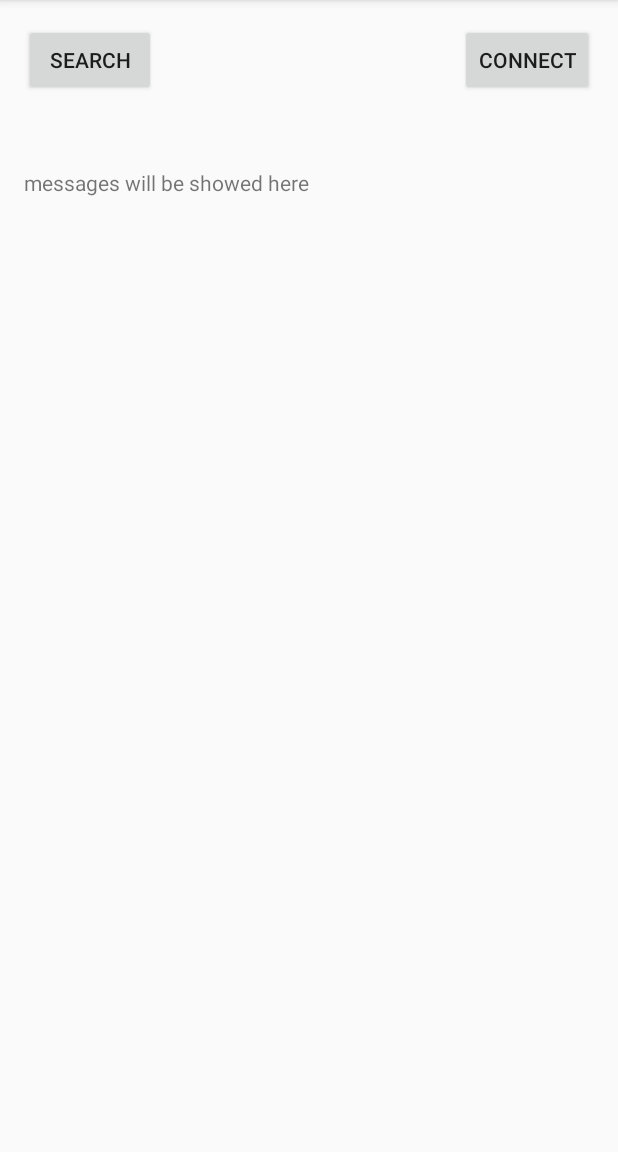
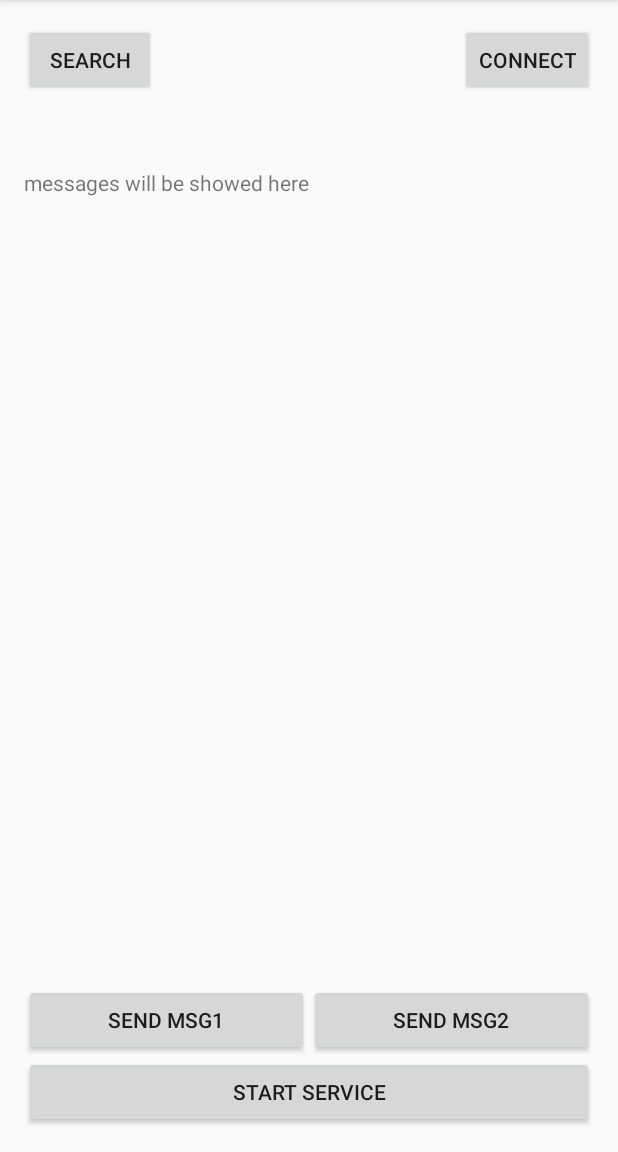
Before and after one commit to manuelgr0/DS_Project4, an Android app: the screen it shows after launch (MainActivity), on a phone screen of 412 x 824 dp, the part 84-1236 px from its top. Run offline under Robolectric (Android 15) with nearby library versions, the phone set to English and light mode, and no system bars.

Commit message:
The service should now be able to receive messages, sending them is still missing. I haven't testes it from another app yet, so I don't really know whether IPC works or not.

```diff
--- a/API/WDMF_API/app/src/main/AndroidManifest.xml
+++ b/API/WDMF_API/app/src/main/AndroidManifest.xml
@@ -36,7 +36,8 @@
         <service
             android:name=".MainService"
             android:enabled="true"
-            android:exported="true"></service>
+            android:exported="true"
+            android:label="WiFi Direct Message Flooding Service" ></service>
     </application>
 
 </manifest>
--- a/API/WDMF_API/app/src/main/java/ch/ethz/inf/vs/a4/wdmf_api/MainActivity.java
+++ b/API/WDMF_API/app/src/main/java/ch/ethz/inf/vs/a4/wdmf_api/MainActivity.java
@@ -1,7 +1,9 @@
 package ch.ethz.inf.vs.a4.wdmf_api;
 
 import android.content.BroadcastReceiver;
+import android.content.ComponentName;
 import android.content.Context;
+import android.content.Intent;
 import android.content.IntentFilter;
 import android.net.wifi.WpsInfo;
 import android.net.wifi.p2p.WifiP2pConfig;
@@ -31,7 +33,12 @@ public class MainActivity extends AppCompatActivity implements WifiP2pManager.Co
     static final int SERVER_PORT = 4545;
     public static final int MESSAGE_READ = 0x400 + 1;
     public static final int MY_HANDLE = 0x400 + 2;
-
+    private final WDMF_Connector connector = new WDMF_Connector(this) {
+        @Override
+        public void onReceiveMessage() {
+            // Do nothing for now, calling it is not implemented yet anyway
+        }
+    };
     @Override
     protected void onCreate(Bundle savedInstanceState) {
         super.onCreate(savedInstanceState);
@@ -62,6 +69,41 @@ public class MainActivity extends AppCompatActivity implements WifiP2pManager.Co
                 connectPeers();
             }
         });
+
+
+        // SEND MSG TO SERVICE TESTER //
+
+        final Button btn = (Button) findViewById(R.id.startService);
+        btn.setOnClickListener(new View.OnClickListener() {
+            boolean on = false;
+            @Override
+            public void onClick(View v) {
+                if (on) {
+                    stopWDMFAPI();
+                    btn.setText("Start Service");
+                } else {
+                    startWDMFAPI();
+                    btn.setText("Stop Service");
+                }
+                on = !on;
+            }
+        });
+
+        Button btn_send1 = (Button) findViewById(R.id.send1);
+        btn_send1.setOnClickListener(new View.OnClickListener() {
+            @Override
+            public void onClick(View v) {
+                connector.broadcastMessage(new byte[]{1,2,3});
+            }
+        });
+        Button btn_send2 = (Button) findViewById(R.id.send2);
+        btn_send2.setOnClickListener(new View.OnClickListener() {
+            @Override
+            public void onClick(View v) {
+                connector.broadcastMessage(new byte[]{-1,-2,-3});
+            }
+        });
+
     }
 
     /* register the broadcast receiver with the intent values to be matched */
@@ -91,7 +133,14 @@ public class MainActivity extends AppCompatActivity implements WifiP2pManager.Co
                 }
             });
         }
+        connector.disconnectFromWDMF();
         super.onStop();
+    }
+
+    @Override
+    protected void onStart() {
+        connector.connectToWDMF();
+        super.onStart();
     }
 
     void discoverPeers() {
@@ -190,4 +239,18 @@ public class MainActivity extends AppCompatActivity implements WifiP2pManager.Co
     void setPeersList(ArrayList<WifiP2pDevice> a) {
         this.peers_list = a;
     }
+
+    void startWDMFAPI(){
+        Intent i = new Intent();
+        i.setComponent(new ComponentName("ch.ethz.inf.vs.a4.wdmf_api", "ch.ethz.inf.vs.a4.wdmf_api.MainService"));
+        //ComponentName c = startService(i);
+        startService(i);
+    }
+
+    void stopWDMFAPI(){
+        Intent i = new Intent();
+        i.setComponent(new ComponentName("ch.ethz.inf.vs.a4.wdmf_api", "ch.ethz.inf.vs.a4.wdmf_api.MainService"));
+        stopService(i);
+    }
+
 }
--- a/API/WDMF_API/app/src/main/java/ch/ethz/inf/vs/a4/wdmf_api/MainService.java
+++ b/API/WDMF_API/app/src/main/java/ch/ethz/inf/vs/a4/wdmf_api/MainService.java
@@ -48,8 +48,9 @@ public class MainService extends Service {
     class IncomingHandler extends Handler {
         @Override
         public void handleMessage(Message msg) {
+            Log.d("Main Service", "Service got a message");
             switch (msg.what) {
-                case IPC_MSG_SEND_SINGLE_MESSAGE:
+                case WDMF_Connector.IPC_MSG_SEND_SINGLE_MESSAGE:
                     if( (msg.obj instanceof byte[])) {
                         buffer.addLocalMessage((byte[])msg.obj);
                         localDataChanged();
@@ -58,7 +59,7 @@ public class MainService extends Service {
                         Log.d("MainService", "Error: we got a command to send out a message but no message was provided.");
                     }
                     break;
-                case IPC_MSG_SEND_MESSAGE_LIST:
+                case WDMF_Connector.IPC_MSG_SEND_MESSAGE_LIST:
                     if( (msg.obj instanceof ArrayList<?>)) {
                         ArrayList<byte[]> list = (ArrayList<byte[]>)msg.obj;
                         if(!list.isEmpty() && list.get(0) instanceof byte[]){
--- a/API/WDMF_API/app/src/main/java/ch/ethz/inf/vs/a4/wdmf_api/MessageBuffer.java
+++ b/API/WDMF_API/app/src/main/java/ch/ethz/inf/vs/a4/wdmf_api/MessageBuffer.java
@@ -1,5 +1,7 @@
 package ch.ethz.inf.vs.a4.wdmf_api;
 
+
+import android.util.Log;
 
 import java.lang.reflect.Array;
 import java.nio.charset.Charset;
@@ -32,6 +34,7 @@ final public class MessageBuffer {
 
     // For messages with a local origin, we don't know the seq_nr yet
     public void addLocalMessage(byte[] msg){
+        Log.d("Message Buffer", "Message buffer stores data:\n" + Arrays.toString(msg));
         EnumeratedMessage em = new EnumeratedMessage(msg, seq_nr, owner);
         if(memory_space < em.size() ) {
             makeSpace(em.size());
--- a/API/WDMF_API/app/src/main/java/ch/ethz/inf/vs/a4/wdmf_api/WDMF_Connector.java
+++ b/API/WDMF_API/app/src/main/java/ch/ethz/inf/vs/a4/wdmf_api/WDMF_Connector.java
@@ -40,26 +40,27 @@ public abstract class WDMF_Connector {
     // IMPLEMENTATION
 
     Messenger sendingMessenger = null;
-    /** Flag indicating whether we have called bind on the service. */
+    Activity surroundingActivity;
     boolean bound;
 
-    public WDMF_Connector(){
-
+    //  Constructor, takes an Activity as parameter since it will be used later
+    public WDMF_Connector(Activity a){
+        surroundingActivity = a;
     }
 
     // Call in onStart of Activity
-    // TODO: Discuess how this could be improved, can we gat an Activity in another way? Extending Activity seems to be a bad idea.
-    public void connectToWDMF(Activity a) {
+    public void connectToWDMF() {
         // Bind to the service
-        a.bindService(new Intent(a, MainService.class), mConnection,
+        surroundingActivity.bindService(new Intent(surroundingActivity, MainService.class), mConnection,
                 Context.BIND_AUTO_CREATE);
+        bound = true;
     }
 
     // Call in onStop of Activity
     public void disconnectFromWDMF() {
         // Unbind from the service
         if (bound) {
-            a.unbindService(mConnection);
+            surroundingActivity.unbindService(mConnection);
             bound = false;
         }
     }
@@ -67,11 +68,11 @@ public abstract class WDMF_Connector {
     // Returns false in case something went wrong
     public boolean broadcastMessage(byte[] data) {
         if (!bound) {
-            Log.d("WDMF_Connector", "Error: The WDMF is not bound but a message wants to be broadcastet.");
+            Log.d("WDMF_Connector", "Error: The WDMF is not bound but a message wants to be broadcasted.");
             // TODO: retry
             return false;
         }
-
+        Log.d("WDMF_Connector", "broadcast message.");
         // Copy data
         byte[] dataCopy = Arrays.copyOfRange(data, 0, data.length);
 
--- a/API/WDMF_API/app/src/main/res/layout/activity_main.xml
+++ b/API/WDMF_API/app/src/main/res/layout/activity_main.xml
@@ -1,5 +1,6 @@
 <?xml version="1.0" encoding="utf-8"?>
 <RelativeLayout xmlns:android="http://schemas.android.com/apk/res/android"
+    xmlns:app="WiFi Direct Message Flooding API"
     xmlns:tools="http://schemas.android.com/tools"
     android:id="@+id/activity_main"
     android:layout_width="match_parent"
@@ -49,4 +50,32 @@
         android:id="@+id/messages"
         android:text="messages will be showed here" />
 
+    <Button
+        android:text="Start Service"
+        android:layout_width="wrap_content"
+        android:layout_height="wrap_content"
+        android:id="@+id/startService"
+        android:layout_alignParentBottom="true"
+        android:layout_alignParentStart="true"
+        android:layout_alignParentEnd="true" />
+
+    <Button
+        android:text="Send msg1"
+        android:layout_width="wrap_content"
+        android:layout_height="wrap_content"
+        android:layout_above="@+id/startService"
+        android:layout_alignParentStart="true"
+        android:id="@+id/send1"
+        android:layout_alignEnd="@+id/device" />
+
+    <Button
+        android:text="Send Msg2"
+        android:layout_width="wrap_content"
+        android:layout_height="wrap_content"
+        android:id="@+id/send2"
+        android:layout_alignBaseline="@+id/send1"
+        android:layout_alignBottom="@+id/send1"
+        android:layout_alignParentEnd="true"
+        android:layout_toEndOf="@+id/device" />
+
 </RelativeLayout>
```
